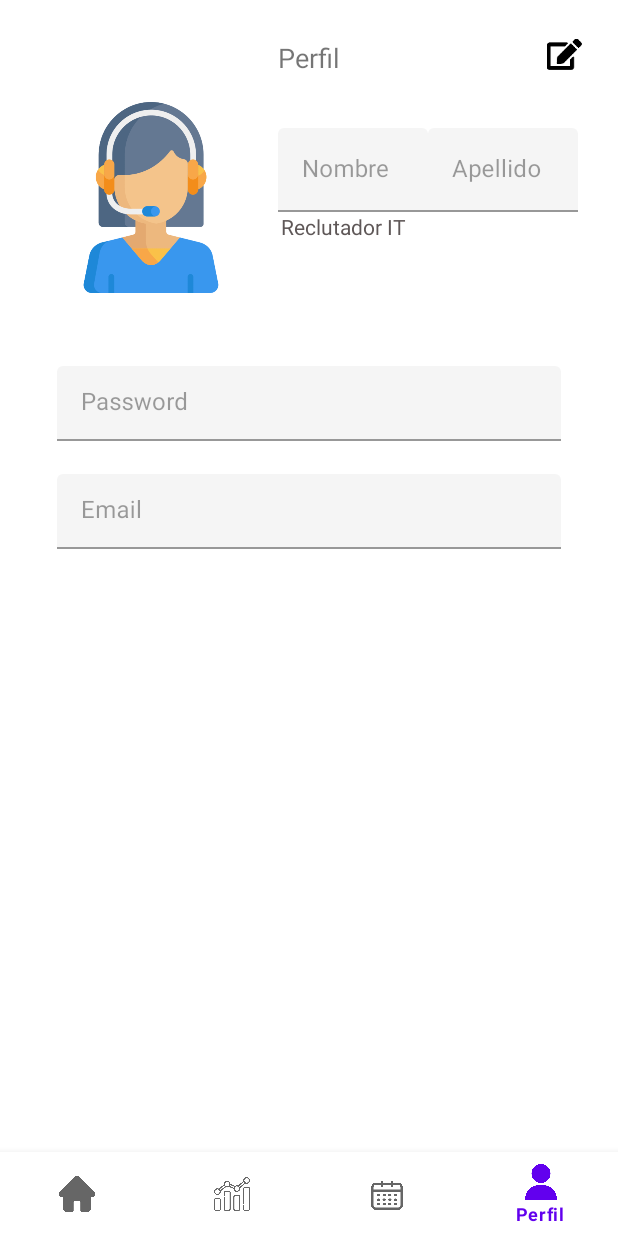
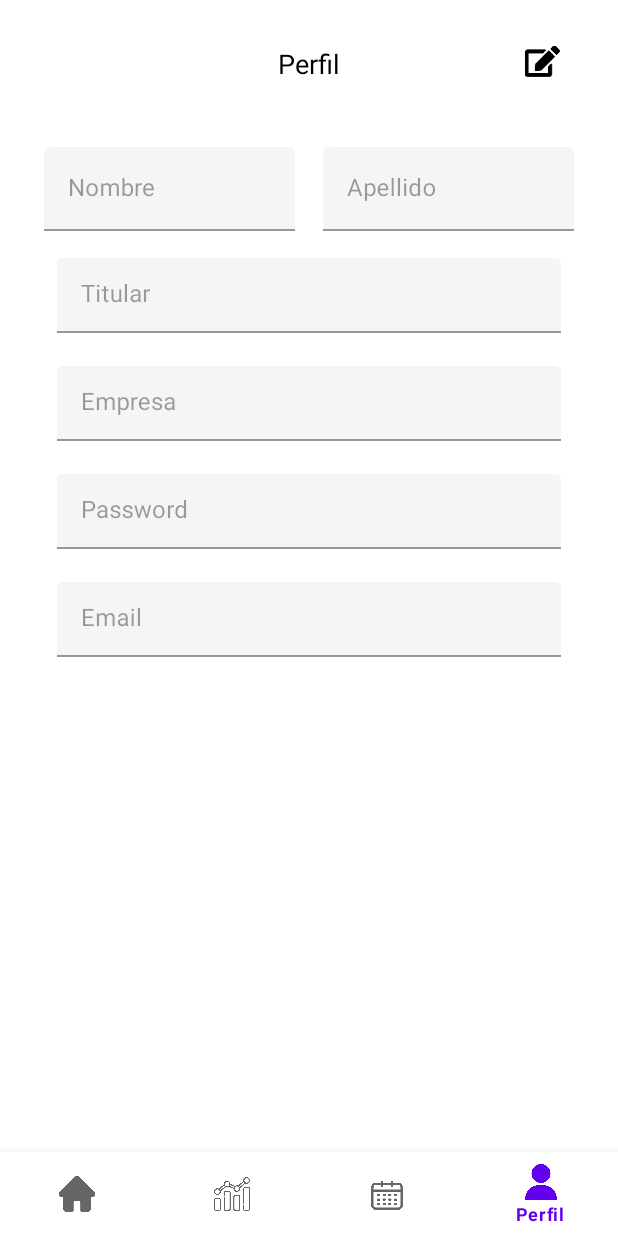
Before and after one commit to engregablesORT/proyecto-final, an Android app: the screen it shows after launch (Activity_HR), item 4 of the bottom bar chosen, on a phone screen of 412 x 824 dp. Run offline under Robolectric (Android 15) with nearby library versions, the light colour scheme and no system bars; our stand-ins replace Firebase (no records; nobody signed in at launch, a user with empty details on screens opened directly), navigation-ui; 1 statement that could not run was skipped.

Commit message:
Add campos perfil hr

```diff
--- a/app/src/main/java/com/example/hrit_app/fragments/rrhh/FragmentHRContratar.kt
+++ b/app/src/main/java/com/example/hrit_app/fragments/rrhh/FragmentHRContratar.kt
@@ -253,11 +253,11 @@ class FragmentHRContratar : Fragment(), DatePickerDialog.OnDateSetListener,
         dialogContratar.setPositiveButton("Confirmar") { _, _ ->
             scope.launch {
                 entrevistaService.crearEntrevista(entrevista)
-                Snackbar.make(v, "Entrevista Confirmada", Snackbar.LENGTH_SHORT).show()
+                Snackbar.make(v, "Entrevista confirmada.", Snackbar.LENGTH_SHORT).show()
             }
         }
         dialogContratar.setNegativeButton("Cancelar") { _, _ ->
-            Snackbar.make(v, "Entrevista Cancelada", Snackbar.LENGTH_SHORT).show()
+            Snackbar.make(v, "Entrevista cancelada.", Snackbar.LENGTH_SHORT).show()
         }
     }
 
--- a/app/src/main/java/com/example/hrit_app/fragments/rrhh/FragmentHR_perfil.kt
+++ b/app/src/main/java/com/example/hrit_app/fragments/rrhh/FragmentHR_perfil.kt
@@ -36,12 +36,18 @@ class FragmentHR_perfil : Fragment() {
     private lateinit var inputPasswordEdit: TextInputEditText
     private lateinit var inputEmail: TextInputLayout
     private lateinit var inputEmailEdit: TextInputEditText
+    private lateinit var inputTitular: TextInputLayout
+    private lateinit var inputTitularEdit: TextInputEditText
+    private lateinit var inputEmpresa: TextInputLayout
+    private lateinit var inputEmpresaEdit: TextInputEditText
 
     // Valores
     private lateinit var textoFirstName: String
     private lateinit var textoLastName: String
     private lateinit var textoEmail: String
     private lateinit var textoPassword: String
+    private lateinit var textoTitular: String
+    private lateinit var textoEmpresa: String
 
     // User
     private lateinit var user: User
@@ -66,6 +72,10 @@ class FragmentHR_perfil : Fragment() {
         inputPasswordEdit = v.findViewById(R.id.inputPasswordEdit)
         inputEmail = v.findViewById(R.id.txtFieldEmail)
         inputEmailEdit = v.findViewById(R.id.inputEmailEdit)
+        inputTitular = v.findViewById(R.id.txtFieldTitular)
+        inputTitularEdit = v.findViewById(R.id.inputTitularEdit)
+        inputEmpresa = v.findViewById(R.id.txtFieldEmpresa)
+        inputEmpresaEdit = v.findViewById(R.id.inputEmpresaEdit)
         btnGuardar = v.findViewById(R.id.btnGuardar)
 
         // Shared Preferences
@@ -101,7 +111,8 @@ class FragmentHR_perfil : Fragment() {
         }
 
         btnGuardar.setOnClickListener {
-            val userNuevo = User("",
+            val userNuevo = User(
+                "",
                 inputEmailEdit.text.toString(),
                 inputPasswordEdit.text.toString(),
                 inputFirstNameEdit.text.toString(),
@@ -110,21 +121,23 @@ class FragmentHR_perfil : Fragment() {
                 user.tecnologias,
                 "",
                 "",
+                inputTitularEdit.text.toString(),
                 "",
-                "",
-                ""
+                inputEmpresaEdit.text.toString()
             )
             Snackbar.make(v, "El usuario ha sido actualizado", Snackbar.LENGTH_SHORT).show()
-            userService.updateUser(userNuevo, uidKey)
+            userService.updateUserHR(userNuevo, uidKey)
             deshabilitarFormulario()
         }
     }
 
     private fun setUserHintValues() {
-        inputFirstNameEdit.setText(textoFirstName.toString())
-        inputLastNameEdit.setText(textoLastName.toString())
+        inputFirstNameEdit.setText(textoFirstName)
+        inputLastNameEdit.setText(textoLastName)
+        inputEmailEdit.setText(textoEmail)
+        inputEmpresaEdit.setText(textoEmpresa)
+        inputTitularEdit.setText(textoTitular)
         inputPasswordEdit.setText("*******")
-        inputEmailEdit.setText(textoEmail.toString())
     }
 
     private fun getUserFieldValues() {
@@ -132,13 +145,17 @@ class FragmentHR_perfil : Fragment() {
         textoLastName = user.lastName
         textoEmail = user.email
         textoPassword = user.password
+        textoEmpresa = user.empresa
+        textoTitular = user.titulo
     }
 
     private fun setUserInputValues() {
-        inputFirstNameEdit.setText(textoFirstName.toString())
-        inputLastNameEdit.setText(textoLastName.toString())
-        inputPasswordEdit.setText(textoPassword.toString())
-        inputEmailEdit.setText(textoEmail.toString())
+        inputFirstNameEdit.setText(textoFirstName)
+        inputLastNameEdit.setText(textoLastName)
+        inputPasswordEdit.setText(textoPassword)
+        inputEmailEdit.setText(textoEmail)
+        inputTitularEdit.setText(textoTitular)
+        inputEmpresaEdit.setText(textoEmpresa)
     }
 
     private fun habilitarFormulario() {
@@ -146,10 +163,14 @@ class FragmentHR_perfil : Fragment() {
         inputLastName.isEnabled = true
         inputPassword.isEnabled = true
         inputEmail.isEnabled = true
+        inputEmpresa.isEnabled = true
+        inputTitular.isEnabled = true
         inputFirstName.hint = "Nombre"
         inputLastName.hint = "Apellido"
         inputPassword.hint = "Password"
         inputEmail.hint = "Email"
+        inputEmpresa.hint = "Empresa"
+        inputTitular.hint = "Titular"
         btnGuardar.visibility = View.VISIBLE
     }
 
@@ -158,6 +179,8 @@ class FragmentHR_perfil : Fragment() {
         inputLastName.isEnabled = false
         inputPassword.isEnabled = false
         inputEmail.isEnabled = false
+        inputEmpresa.isEnabled = false
+        inputTitular.isEnabled = false
         inputPasswordEdit.setText("*******")
         inputFirstName.hint = "Nombre"
         inputLastName.hint = "Apellido"
--- a/app/src/main/java/com/example/hrit_app/repository/UserRepository.kt
+++ b/app/src/main/java/com/example/hrit_app/repository/UserRepository.kt
@@ -1,37 +1,29 @@
 package com.example.hrit_app.repository
 
-import android.content.res.Resources
-import android.sax.RootElement
 import android.util.Log
-import com.example.hrit_app.R
-import com.example.hrit_app.entities.Tecnologia
 import com.example.hrit_app.entities.User
 import com.example.hrit_app.utils.constants.Rol
-import com.google.firebase.firestore.DocumentReference
 import com.google.firebase.firestore.ktx.firestore
 import com.google.firebase.firestore.ktx.toObject
 import com.google.firebase.ktx.Firebase
 import kotlinx.coroutines.tasks.await
-import java.util.*
 
 object UserRepository {
 
     private val db = Firebase.firestore
-    val USERS_COLLECTION = "users";
-    val NAME = "name"
-    val LAST_NAME = "lastName"
-    val PASSWORD = "password"
-    val EMAIL = "email"
-    val ID = "id"
-    val ROL = "rol"
-    val DESCRIPCION = "descripcion"
-    val PRECIO = "precio"
-    val TITULO = "titulo"
-    val SENIORITY = "seniority"
-    val TECNOLOGIAS = "tecnologias"
-
-
-
+    private const val USERS_COLLECTION = "users";
+    private const val NAME = "name"
+    private const val LAST_NAME = "lastName"
+    private const val PASSWORD = "password"
+    private const val EMAIL = "email"
+    private const val ID = "id"
+    private const val ROL = "rol"
+    private const val DESCRIPCION = "descripcion"
+    private const val PRECIO = "precio"
+    private const val TITULO = "titulo"
+    private const val EMPRESA = "empresa"
+    private const val SENIORITY = "seniority"
+    private const val TECNOLOGIAS = "tecnologias"
 
     suspend fun obtenerUsuarioByEmail(email: String): User? {
         val snapshot = db.collection(USERS_COLLECTION).whereEqualTo(EMAIL, email).get().await()
@@ -63,39 +55,38 @@ object UserRepository {
     }
 
     suspend fun findAllAT(): MutableList<User> {
-        var usersAT: MutableList<User> = arrayListOf()
-        try {
+        val usersAT: MutableList<User> = arrayListOf()
+        return try {
             val snapshot = db.collection(USERS_COLLECTION).whereEqualTo(ROL, Rol.AT).get().await()
             for (documento in snapshot.documents) {
-                // val user =
-                //     obtenerUsuarioByDocumentoDeFirebase(documento.data as Map<String, Object>)
-                val user = documento.toObject<User>()
-                if (user != null) {
-                    usersAT.add(user)
-                }
+                documento.toObject<User>()?.let { usersAT.add(it) }
             }
-            return usersAT
+            usersAT
         } catch (e: Exception) {
-            return arrayListOf()
+            Log.d("ERROR", e.message.toString())
+            arrayListOf()
         }
     }
 
-    fun update(user: User, uid: String) {
+    fun updateUserHR(user: User, uid: String) {
         db.collection(USERS_COLLECTION).document(uid)
             .update(
-                "email",
+                NAME,
+                user.name,
+                LAST_NAME,
+                user.lastName,
+                PASSWORD,
+                user.password,
+                EMAIL,
                 user.email,
-                "name",
-                user.name,
-                "lastName",
-                user.lastName,
-                "password",
-                user.password
+                TITULO,
+                user.titulo,
+                EMPRESA,
+                user.empresa
             )
     }
 
-
-    fun updateAsesor(user: User, uid: String){
+    fun updateAsesor(user: User, uid: String) {
         db.collection(USERS_COLLECTION).document(uid)
             .update(
                 EMAIL, user.email,
--- a/app/src/main/java/com/example/hrit_app/services/UserService.kt
+++ b/app/src/main/java/com/example/hrit_app/services/UserService.kt
@@ -48,8 +48,8 @@ class UserService {
         userRepository.crearUsuarioFirebase(user, uid)
     }
 
-    fun updateUser(user: User, uid: String){
-        userRepository.update(user, uid)
+    fun updateUserHR(user: User, uid: String){
+        userRepository.updateUserHR(user, uid)
     }
 
     fun updateAsesorTecnico(user: User, uid: String){
--- a/app/src/main/res/layout/fragment_hr_perfil.xml
+++ b/app/src/main/res/layout/fragment_hr_perfil.xml
@@ -11,32 +11,12 @@
     <TextView
         android:id="@+id/txtEncabezado"
         android:layout_width="wrap_content"
-        android:layout_height="wrap_content"
+        android:layout_height="0dp"
+        android:layout_marginTop="30dp"
         android:text="Perfil"
+        android:textColor="#000000"
         android:textSize="18sp"
-        app:layout_constraintBottom_toBottomOf="parent"
         app:layout_constraintEnd_toEndOf="parent"
-        app:layout_constraintStart_toStartOf="parent"
-        app:layout_constraintTop_toTopOf="parent"
-        app:layout_constraintVertical_bias="0.035" />
-
-    <TextView
-        android:id="@+id/txtTitular"
-        android:layout_width="wrap_content"
-        android:layout_height="19dp"
-        android:layout_marginStart="22dp"
-        android:text="Reclutador IT"
-        android:textColor="#5E5757"
-        app:layout_constraintStart_toEndOf="@+id/imageView"
-        app:layout_constraintTop_toBottomOf="@+id/txtFieldFirstName" />
-
-    <ImageView
-        android:id="@+id/imageView"
-        android:layout_width="129dp"
-        android:layout_height="127dp"
-        android:layout_marginStart="36dp"
-        android:layout_marginTop="68dp"
-        android:src="@drawable/hr_default"
         app:layout_constraintStart_toStartOf="parent"
         app:layout_constraintTop_toTopOf="parent" />
 
@@ -44,21 +24,23 @@
         android:id="@+id/btnEditar"
         android:layout_width="23dp"
         android:layout_height="22dp"
-        android:layout_marginStart="138dp"
-        android:layout_marginTop="25dp"
+        android:layout_marginStart="350dp"
+        android:layout_marginTop="30dp"
         android:src="@drawable/edit"
-        app:layout_constraintStart_toEndOf="@+id/txtEncabezado"
+        app:layout_constraintStart_toStartOf="parent"
         app:layout_constraintTop_toTopOf="parent" />
 
     <com.google.android.material.textfield.TextInputLayout
         android:id="@+id/txtFieldFirstName"
+        android:layout_width="0dp"
+        android:layout_height="wrap_content"
+        android:layout_marginStart="29dp"
+        android:layout_marginTop="98dp"
+        android:layout_marginEnd="215dp"
         android:enabled="false"
-        android:layout_width="100dp"
-        android:layout_height="wrap_content"
-        android:layout_marginStart="185dp"
-        android:layout_marginTop="85dp"
         android:hint="Nombre"
         android:inputType="textPassword"
+        app:layout_constraintEnd_toEndOf="parent"
         app:layout_constraintStart_toStartOf="parent"
         app:layout_constraintTop_toTopOf="parent">
 
@@ -73,13 +55,16 @@
 
     <com.google.android.material.textfield.TextInputLayout
         android:id="@+id/txtFieldLastName"
+        android:layout_width="0dp"
+        android:layout_height="wrap_content"
+        android:layout_marginStart="215dp"
+        android:layout_marginTop="98dp"
+        android:layout_marginEnd="29dp"
         android:enabled="false"
-        android:layout_width="100dp"
-        android:layout_height="wrap_content"
-        android:layout_marginTop="85dp"
         android:hint="Apellido"
         android:inputType="textPassword"
-        app:layout_constraintStart_toEndOf="@+id/txtFieldFirstName"
+        app:layout_constraintEnd_toEndOf="parent"
+        app:layout_constraintStart_toStartOf="parent"
         app:layout_constraintTop_toTopOf="parent">
 
         <com.google.android.material.textfield.TextInputEditText
@@ -92,11 +77,34 @@
     </com.google.android.material.textfield.TextInputLayout>
 
     <com.google.android.material.textfield.TextInputLayout
+        android:id="@+id/txtFieldTitular"
+        android:layout_width="336dp"
+        android:layout_height="50dp"
+        android:layout_marginStart="32dp"
+        android:layout_marginTop="172dp"
+        android:layout_marginEnd="32dp"
+        android:enabled="false"
+        android:hapticFeedbackEnabled="false"
+        android:hint="Titular"
+        app:layout_constraintEnd_toEndOf="parent"
+        app:layout_constraintStart_toStartOf="parent"
+        app:layout_constraintTop_toTopOf="parent">
+
+        <com.google.android.material.textfield.TextInputEditText
+            android:id="@+id/inputTitularEdit"
+            android:layout_width="match_parent"
+            android:layout_height="wrap_content"
+            tools:layout_editor_absoluteX="45dp"
+            tools:layout_editor_absoluteY="255dp" />
+
+    </com.google.android.material.textfield.TextInputLayout>
+
+    <com.google.android.material.textfield.TextInputLayout
         android:id="@+id/txtFieldPassword"
         android:layout_width="336dp"
         android:layout_height="50dp"
         android:layout_marginStart="32dp"
-        android:layout_marginTop="244dp"
+        android:layout_marginTop="316dp"
         android:layout_marginEnd="32dp"
         android:enabled="false"
         android:hapticFeedbackEnabled="false"
@@ -119,7 +127,7 @@
         android:layout_width="336dp"
         android:layout_height="50dp"
         android:layout_marginStart="32dp"
-        android:layout_marginTop="316dp"
+        android:layout_marginTop="388dp"
         android:layout_marginEnd="32dp"
         android:enabled="false"
         android:hint="@string/email"
@@ -136,18 +144,41 @@
 
     </com.google.android.material.textfield.TextInputLayout>
 
+    <com.google.android.material.textfield.TextInputLayout
+        android:id="@+id/txtFieldEmpresa"
+        android:layout_width="336dp"
+        android:layout_height="50dp"
+        android:layout_marginStart="32dp"
+        android:layout_marginTop="244dp"
+        android:layout_marginEnd="32dp"
+        android:enabled="false"
+        android:hint="Empresa"
+        app:layout_constraintEnd_toEndOf="parent"
+        app:layout_constraintStart_toStartOf="parent"
+        app:layout_constraintTop_toTopOf="parent">
+
+        <com.google.android.material.textfield.TextInputEditText
+            android:id="@+id/inputEmpresaEdit"
+            android:layout_width="match_parent"
+            android:layout_height="wrap_content"
+            tools:layout_editor_absoluteX="45dp"
+            tools:layout_editor_absoluteY="255dp" />
+
+    </com.google.android.material.textfield.TextInputLayout>
+
     <Button
         android:id="@+id/btnGuardar"
         android:layout_width="match_parent"
         android:layout_height="wrap_content"
-        android:layout_marginStart="16dp"
+        android:layout_marginStart="32dp"
         android:layout_marginTop="16dp"
-        android:layout_marginEnd="16dp"
+        android:layout_marginEnd="32dp"
         android:layout_marginBottom="85dp"
         android:background="@drawable/button_rounded"
-        android:text="Guardar"
+        android:text="Guardar cambios"
+        android:textAllCaps="false"
         android:visibility="invisible"
-        app:backgroundTint="#00BCD4"
+        app:backgroundTint="#296871"
         app:layout_constraintBottom_toBottomOf="parent"
         app:layout_constraintEnd_toEndOf="parent"
         app:layout_constraintStart_toStartOf="parent"
```
